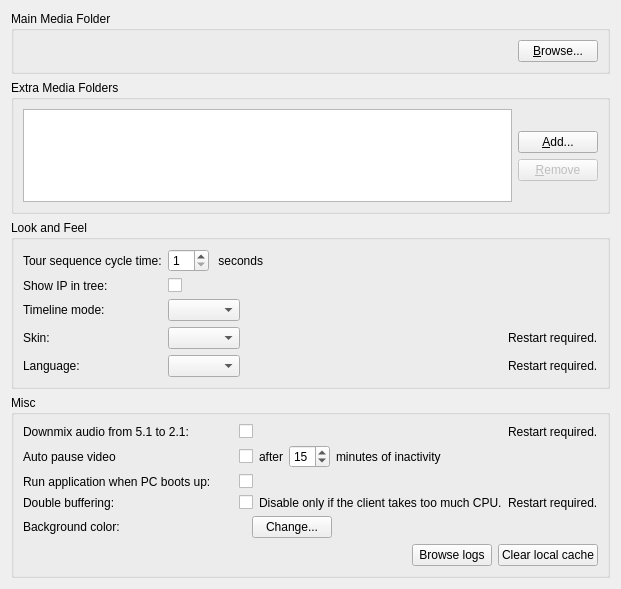
Qt form client/src/ui/widgets/settings/general_preferences_widget.ui (networkoptix/nx_open) before a commit.
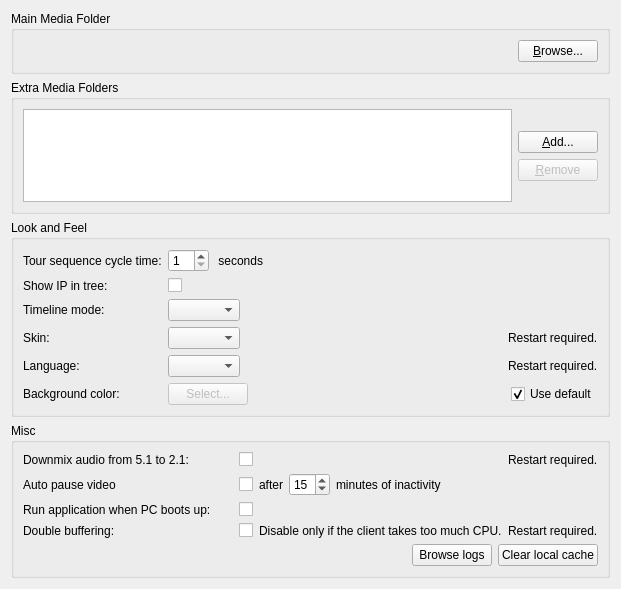
The same form after that commit.

Commit message:
(Issue #3965) :  introduce background color picker
<==== Mercurial data ====>
Branch: master

The edit to the form file:
```diff
--- a/client/src/ui/widgets/settings/general_preferences_widget.ui
+++ b/client/src/ui/widgets/settings/general_preferences_widget.ui
@@ -283,6 +283,50 @@
         </property>
        </widget>
       </item>
+      <item row="5" column="1">
+       <layout class="QHBoxLayout" name="horizontalLayout_12">
+        <item>
+         <widget class="QPushButton" name="selectColorButton">
+          <property name="enabled">
+           <bool>false</bool>
+          </property>
+          <property name="text">
+           <string>Select...</string>
+          </property>
+         </widget>
+        </item>
+        <item>
+         <spacer name="horizontalSpacer_4">
+          <property name="orientation">
+           <enum>Qt::Horizontal</enum>
+          </property>
+          <property name="sizeHint" stdset="0">
+           <size>
+            <width>40</width>
+            <height>20</height>
+           </size>
+          </property>
+         </spacer>
+        </item>
+        <item>
+         <widget class="QCheckBox" name="defaultBackgroundCheckBox">
+          <property name="text">
+           <string>Use default</string>
+          </property>
+          <property name="checked">
+           <bool>true</bool>
+          </property>
+         </widget>
+        </item>
+       </layout>
+      </item>
+      <item row="5" column="0">
+       <widget class="QLabel" name="backgroundColorTitleLabel">
+        <property name="text">
+         <string>Background color:</string>
+        </property>
+       </widget>
+      </item>
      </layout>
     </widget>
    </item>
@@ -490,25 +534,6 @@
         </item>
        </layout>
       </item>
-      <item row="5" column="0">
-       <widget class="QLabel" name="backgroundColorLabel">
-        <property name="sizePolicy">
-         <sizepolicy hsizetype="Fixed" vsizetype="Preferred">
-          <horstretch>0</horstretch>
-          <verstretch>0</verstretch>
-         </sizepolicy>
-        </property>
-        <property name="minimumSize">
-         <size>
-          <width>210</width>
-          <height>0</height>
-         </size>
-        </property>
-        <property name="text">
-         <string>Background color:</string>
-        </property>
-       </widget>
-      </item>
       <item row="6" column="0" colspan="2">
        <layout class="QHBoxLayout" name="horizontalLayout">
         <item>
@@ -546,33 +571,6 @@
         </item>
        </layout>
       </item>
-      <item row="5" column="1">
-       <layout class="QHBoxLayout" name="horizontalLayout_12">
-        <item>
-         <widget class="QLabel" name="colorLabel"/>
-        </item>
-        <item>
-         <widget class="QPushButton" name="selectColorButton">
-          <property name="text">
-           <string>Change...</string>
-          </property>
-         </widget>
-        </item>
-        <item>
-         <spacer name="horizontalSpacer_4">
-          <property name="orientation">
-           <enum>Qt::Horizontal</enum>
-          </property>
-          <property name="sizeHint" stdset="0">
-           <size>
-            <width>40</width>
-            <height>20</height>
-           </size>
-          </property>
-         </spacer>
-        </item>
-       </layout>
-      </item>
      </layout>
     </widget>
    </item>
```
The commit also changes 5 other files.
